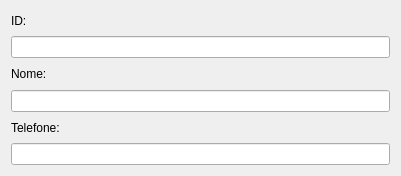
The window that editor.ui (lucasmpavelski/pharmaCCdesktop) describes before a commit, drawn with Qt 5.
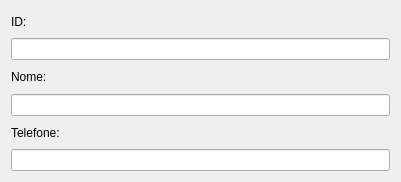
The same window after the commit.

What changed in the file:
```diff
--- a/editor.ui
+++ b/editor.ui
@@ -7,7 +7,7 @@
     <x>0</x>
     <y>0</y>
     <width>401</width>
-    <height>176</height>
+    <height>182</height>
    </rect>
   </property>
   <property name="windowTitle">
```
Left out of the diff: 54 changed lines with no effect on the pictures.
